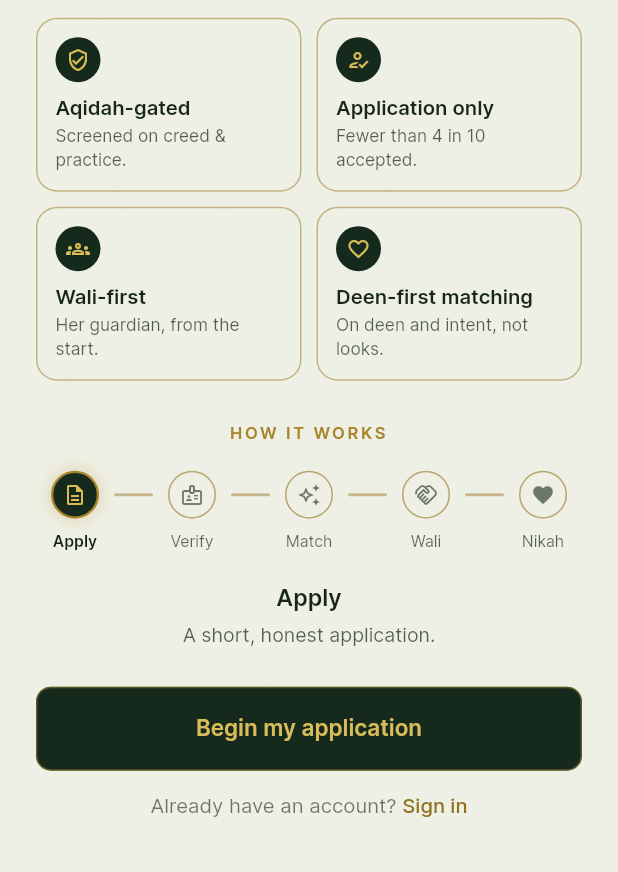
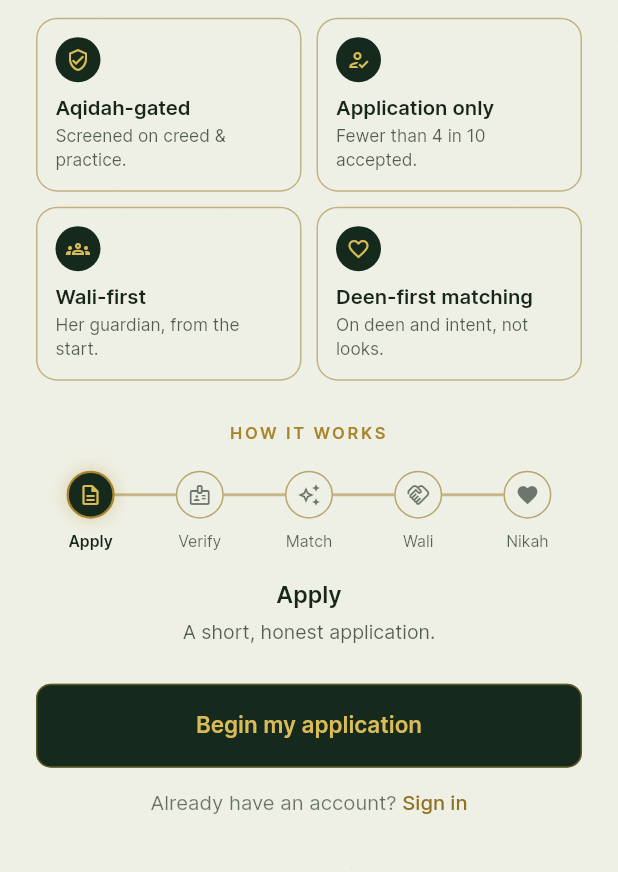
Before and after one commit to connecttopathan-ops/ikhlas, a Flutter app: the screen it shows after launch, on a phone screen of 412 x 824 dp, the part 364-1236 px from its top. Run offline on Flutter 3.47's test engine with Material 3 defaults, Android fonts, the phone set to English and light mode, and no system bars; our stand-ins replace cached_network_image, camera, cloud_firestore, cloud_functions, device_info_plus, firebase_auth and 12 more; accounts and stored records are empty.

Commit message:
Landing: continuous rail for How-it-works stepper
Replace the per-gap connector fillers (which collapsed to zero width on
narrow layouts, leaving the timeline with no connecting line) with a
single continuous rail drawn behind the discs plus a gold progress
segment that fills to the active stage. The rail is laid out with a
LayoutBuilder/Stack so it spans first-disc-centre to last-disc-centre at
any width and can never disappear. Nodes now sit in equal Expanded slots.

Co-Authored-By: Claude Opus 4.8 <noreply@anthropic.com>

```diff
--- a/app/lib/features/onboarding/landing_screen.dart
+++ b/app/lib/features/onboarding/landing_screen.dart
@@ -180,28 +180,52 @@ class _HowItWorksState extends State<_HowItWorks> {
   Widget build(BuildContext context) {
     final n = widget.steps.length;
     return Column(children: [
-      // Timeline: node · connector · node · … · node
-      Row(crossAxisAlignment: CrossAxisAlignment.start, children: [
-        for (var i = 0; i < n; i++) ...[
-          _node(i),
-          if (i < n - 1)
-            Expanded(
-              child: Padding(
-                padding: const EdgeInsets.only(top: 15),
-                child: AnimatedContainer(
-                  duration: const Duration(milliseconds: 350),
-                  height: 2,
-                  decoration: BoxDecoration(
-                    borderRadius: BorderRadius.circular(1),
-                    color: i < _active
-                        ? LightTokens.goldArabic
-                        : LightTokens.hairline.withValues(alpha: .45),
-                  ),
+      // Timeline — ONE continuous rail behind the nodes, with a gold segment
+      // that fills to the active stage. A single rail (vs. per-gap fillers)
+      // reads more premium and can never collapse on a narrow width.
+      LayoutBuilder(builder: (context, c) {
+        final slot = c.maxWidth / n; // each node centred in its own slot
+        const disc = 32.0;
+        final railInset = slot / 2; // ends meet the first/last disc centre
+        const railTop = disc / 2 - 1; // 2px rail centred on the disc row
+        return SizedBox(
+          height: disc + 7 + 15, // disc + gap + label line
+          child: Stack(children: [
+            // Base rail — the full timeline.
+            Positioned(
+              left: railInset,
+              right: railInset,
+              top: railTop,
+              child: Container(
+                height: 2,
+                decoration: BoxDecoration(
+                  borderRadius: BorderRadius.circular(1),
+                  color: LightTokens.hairline.withValues(alpha: .45),
                 ),
               ),
             ),
-        ],
-      ]),
+            // Gold progress — grows one slot per completed stage.
+            Positioned(
+              left: railInset,
+              top: railTop,
+              child: AnimatedContainer(
+                duration: const Duration(milliseconds: 350),
+                curve: Curves.easeOut,
+                width: slot * _active,
+                height: 2,
+                decoration: BoxDecoration(
+                  borderRadius: BorderRadius.circular(1),
+                  color: LightTokens.goldArabic,
+                ),
+              ),
+            ),
+            // The discs sit on top of the rail, one per equal slot.
+            Row(children: [
+              for (var i = 0; i < n; i++) Expanded(child: _node(i)),
+            ]),
+          ]),
+        );
+      }),
       const SizedBox(height: 16),
       // Active step's title + description, cross-fading as it advances.
       AnimatedSwitcher(
@@ -235,9 +259,7 @@ class _HowItWorksState extends State<_HowItWorks> {
     final step = widget.steps[i];
     final done = i <= _active;
     final isActive = i == _active;
-    return SizedBox(
-      width: 52,
-      child: Column(children: [
+    return Column(mainAxisSize: MainAxisSize.min, children: [
         AnimatedContainer(
           duration: const Duration(milliseconds: 350),
           curve: Curves.easeOut,
@@ -279,7 +301,6 @@ class _HowItWorksState extends State<_HowItWorks> {
             style: AppType.inter(10.5,
                 weight: isActive ? FontWeight.w600 : FontWeight.w400,
                 color: isActive ? LightTokens.ink : LightTokens.muted(.7))),
-      ]),
-    );
+    ]);
   }
 }
```
